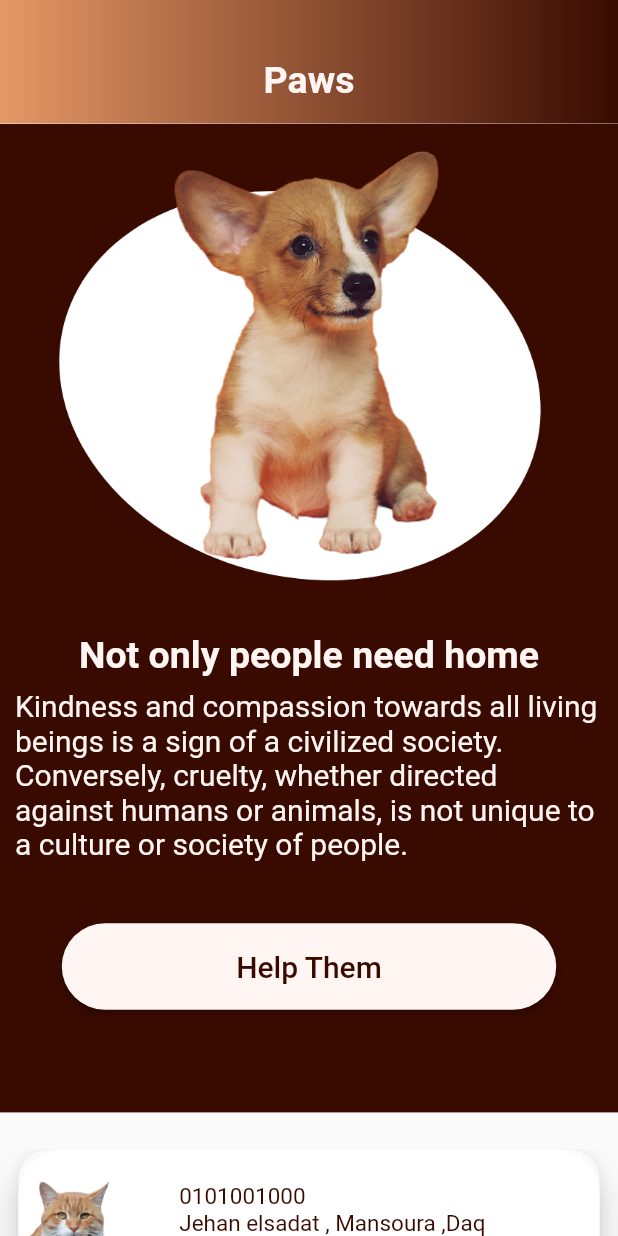
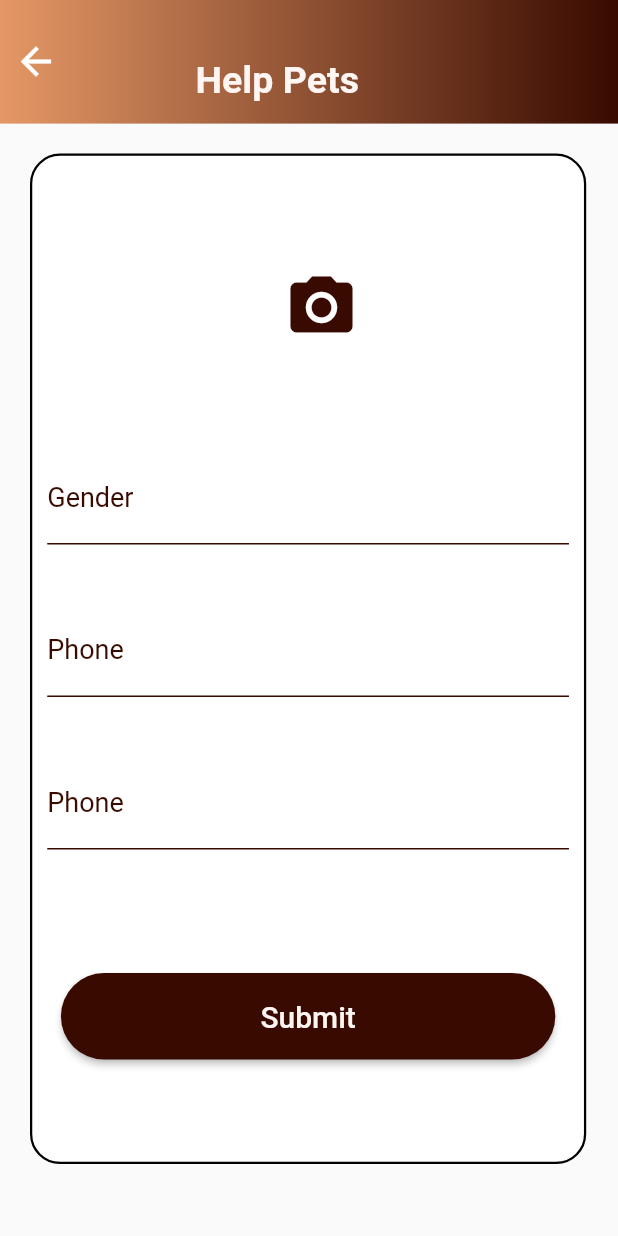
Before and after one commit to RunTimeTerror-0/save-pets, a Flutter app: the screen it shows after launch, after a tap on "Help Them", on a phone screen of 412 x 824 dp. Run offline on Flutter 3.47's test engine with Material 2 defaults, Android fonts, the phone set to English and light mode, and no system bars; our stand-ins replace firebase_core; accounts and stored records are empty.

Commit message:
add firebase and create help

```diff
--- a/lib/main.dart
+++ b/lib/main.dart
@@ -1,6 +1,12 @@
+import 'package:firebase_core/firebase_core.dart';
 import 'package:flutter/material.dart';
 import 'package:save/app.dart';
+import 'package:save/firebase_options.dart';
 
-void main() {
+void main() async {
+  WidgetsFlutterBinding.ensureInitialized();
+  await Firebase.initializeApp(
+    options: DefaultFirebaseOptions.currentPlatform,
+  );
   runApp(const MyApp());
 }
--- /dev/null
+++ b/lib/presentation/view/screens/help_theme_screen.dart
@@ -0,0 +1,96 @@
+import 'package:flutter/material.dart';
+import 'package:save/core/utils/app_colors.dart';
+import 'package:save/core/utils/media_query_values.dart';
+import 'package:save/presentation/view/widgets/custom_appbar.dart';
+import 'package:save/presentation/view/widgets/custom_button.dart';
+import 'package:save/presentation/view/widgets/text_form_field.dart';
+
+class HelpScreen extends StatelessWidget {
+  HelpScreen({super.key});
+
+  final TextEditingController genderController = TextEditingController();
+
+  @override
+  Widget build(BuildContext context) {
+    return Scaffold(
+      appBar: PreferredSize(
+        preferredSize: Size(double.infinity, context.height * 0.1),
+        child: CustomAppBar(
+          isIcon: true,
+          title: "Help Pets",
+          onTap: () {
+            Navigator.pop(context);
+          },
+          iconColors: AppColors.white,
+        ),
+      ),
+      body: SingleChildScrollView(
+        child: Padding(
+          padding: const EdgeInsets.all(20.0),
+          child:
+              Column(crossAxisAlignment: CrossAxisAlignment.center, children: [
+            Container(
+              height: context.width * 1.635,
+              width: context.width * 0.9,
+              decoration: BoxDecoration(
+                border: Border.all(color: AppColors.black, width: 1.5),
+                borderRadius: BorderRadius.circular(20),
+                color: AppColors.white,
+              ),
+              child: Padding(
+                padding: const EdgeInsets.all(10.0),
+                child: Column(
+                  mainAxisAlignment: MainAxisAlignment.center,
+                  children: [
+                    IconButton(
+                        onPressed: () {},
+                        icon: Icon(
+                          Icons.camera_alt,
+                          size: 50,
+                          color: AppColors.darkBrown,
+                        )),
+                    SizedBox(
+                      height: context.height * 0.1,
+                    ),
+                    defualtFormField(
+                        controller: genderController,
+                        validate: () {},
+                        label: "Gender",
+                        type: TextInputType.text),
+                    SizedBox(
+                      height: context.height * 0.05,
+                    ),
+                    defualtFormField(
+                        controller: genderController,
+                        validate: () {},
+                        label: "Phone",
+                        type: TextInputType.text),
+                    SizedBox(
+                      height: context.height * 0.05,
+                    ),
+                    defualtFormField(
+                        controller: genderController,
+                        validate: () {},
+                        label: "Phone",
+                        type: TextInputType.text),
+                    SizedBox(
+                      height: context.height * .1,
+                    ),
+                    CustomButton(
+                        lable: "Submit",
+                        height: context.height * 0.07,
+                        width: context.width * 0.8,
+                        onTap: () {},
+                        isOutlined: false,
+                        backgroundColor: AppColors.darkBrown,
+                        textColor: AppColors.offWhite)
+                  ],
+                ),
+              ),
+            )
+          ]),
+        ),
+      ),
+    );
+  }
+}
--- a/lib/presentation/view/screens/home_screen.dart
+++ b/lib/presentation/view/screens/home_screen.dart
@@ -1,7 +1,9 @@
 import 'package:flutter/material.dart';
+import 'package:save/config/routes/app_routs.dart';
 import 'package:save/core/utils/app_colors.dart';
 import 'package:save/core/utils/media_query_values.dart';
 import 'package:save/core/utils/style_manager.dart';
+import 'package:save/presentation/view/screens/help_theme_screen.dart';
 import 'package:save/presentation/view/widgets/custom_appbar.dart';
 import 'package:save/presentation/view/widgets/custom_button.dart';
 import 'package:save/presentation/view/widgets/pets_card.dart';
@@ -14,7 +16,12 @@ class HomeScreen extends StatelessWidget {
     return Scaffold(
       appBar: PreferredSize(
         preferredSize: Size(double.infinity, context.height * 0.1),
-        child: const CustomAppBar(title: "Paws"),
+        child: CustomAppBar(
+          isIcon: false,
+          title: "Paws",
+          onTap: () {},
+          iconColors: AppColors.lightBrown,
+        ),
       ),
       body: SingleChildScrollView(
         child: Column(children: [
@@ -66,7 +73,9 @@ class HomeScreen extends StatelessWidget {
                         lable: "Help Them",
                         height: context.height * 0.07,
                         width: context.width * 0.8,
-                        onTap: () {},
+                        onTap: () {
+                          navigateTo(context, HelpScreen());
+                        },
                         isOutlined: false),
                   ),
                 ],
--- a/lib/presentation/view/widgets/custom_appbar.dart
+++ b/lib/presentation/view/widgets/custom_appbar.dart
@@ -4,9 +4,18 @@ import 'package:save/core/utils/media_query_values.dart';
 import 'package:save/core/utils/style_manager.dart';
 
 class CustomAppBar extends StatelessWidget {
-  const CustomAppBar({super.key, required this.title});
+  const CustomAppBar({
+    super.key,
+    required this.title,
+    required this.onTap,
+    required this.iconColors,
+    required this.isIcon,
+  });
 
   final String title;
+  final VoidCallback onTap;
+  final Color iconColors;
+  final bool isIcon;
 
   @override
   Widget build(BuildContext context) {
@@ -24,8 +33,18 @@ class CustomAppBar extends StatelessWidget {
       ),
       child: Row(
           crossAxisAlignment: CrossAxisAlignment.center,
-          mainAxisAlignment: MainAxisAlignment.center,
+          mainAxisAlignment: MainAxisAlignment.start,
           children: [
+            IconButton(
+                onPressed: onTap,
+                icon: Icon(
+                  isIcon ? Icons.arrow_back : null,
+                  color: isIcon ? iconColors : null,
+                  size: 30,
+                )),
+            SizedBox(
+              width: context.width * 0.2,
+            ),
             Center(
               child: Padding(
                 padding: EdgeInsets.only(top: context.height * 0.03),
--- a/lib/presentation/view/widgets/text_form_field.dart
+++ b/lib/presentation/view/widgets/text_form_field.dart
@@ -1,65 +1,37 @@
 import 'package:flutter/material.dart';
 import 'package:save/core/utils/app_colors.dart';
 
-class InputField extends StatelessWidget {
-  const InputField({
-    Key? key,
-    this.controller,
-    required this.hint,
-    this.widget,
-    required this.textInputType,
-    this.height = 50.0,
-  }) : super(key: key);
-  final TextEditingController? controller;
-  final String hint;
-  final Widget? widget;
-  final TextInputType textInputType;
-  final double height;
-  @override
-  Widget build(BuildContext context) {
-    return Container(
-      height: height,
-      padding: const EdgeInsets.only(
-        left: 14.0,
-      ),
-      margin: const EdgeInsets.only(bottom: 20.0),
-      decoration: BoxDecoration(
-        borderRadius: BorderRadius.circular(12.0),
-        color: AppColors.white,
-        boxShadow: [
-          BoxShadow(
-            color: AppColors.black.withOpacity(0.3),
-            blurRadius: 2,
-            offset: const Offset(1, 3),
-            blurStyle: BlurStyle.normal,
-          ),
-        ],
-      ),
-      child: Row(
-        children: [
-          Expanded(
-            child: TextFormField(
-              controller: controller,
-              keyboardType: textInputType,
-              autofocus: false,
-              readOnly: widget != null ? true : false,
-              cursorColor: AppColors.black,
-              decoration: InputDecoration(
-                hintText: hint,
-                enabledBorder: UnderlineInputBorder(
-                  borderSide: BorderSide(color: AppColors.white),
-                ),
-                focusedBorder: UnderlineInputBorder(
-                  borderSide: BorderSide(
-                    color: AppColors.white,
-                  ),
-                ),
-              ),
-            ),
-          ),
-          widget ?? Container(),
-        ],
-      ),
+Widget defualtFormField({
+  required TextEditingController controller,
+  required Function validate,
+  required String label,
+  required TextInputType type,
+  bool isPassword = false,
+  IconData? suffix,
+  Function? suffixPressed,
+}) =>
+    TextFormField(
+      obscureText: isPassword,
+      keyboardType: type,
+      validator: (String? s) {
+        return validate(s);
+      },
+      controller: controller,
+      style: const TextStyle(color: Colors.black),
+      cursorColor: Colors.black,
+      decoration: InputDecoration(
+          suffixIcon: IconButton(
+              onPressed: () {
+                suffixPressed!();
+              },
+              icon: Icon(suffix)),
+          suffixIconColor: Colors.black,
+          errorBorder: const UnderlineInputBorder(
+              borderSide: BorderSide(color: Colors.red)),
+          focusedBorder: UnderlineInputBorder(
+              borderSide: BorderSide(color: AppColors.darkBrown)),
+          enabledBorder: UnderlineInputBorder(
+              borderSide: BorderSide(color: AppColors.darkBrown)),
+          label: Text(label),
+          labelStyle: TextStyle(fontSize: 18, color: AppColors.darkBrown)),
     );
-  }
-}
--- a/pubspec.yaml
+++ b/pubspec.yaml
@@ -14,6 +14,7 @@ dependencies:
 
 
   cupertino_icons: ^1.0.2
+  firebase_core: ^2.22.0
 
 dev_dependencies:
   flutter_test:
```
Also changed, not shown: lib/config/routes/app_routs.dart (added, +13 -0 lines), lib/firebase_options.dart (added), pubspec.lock, 8 other files.
